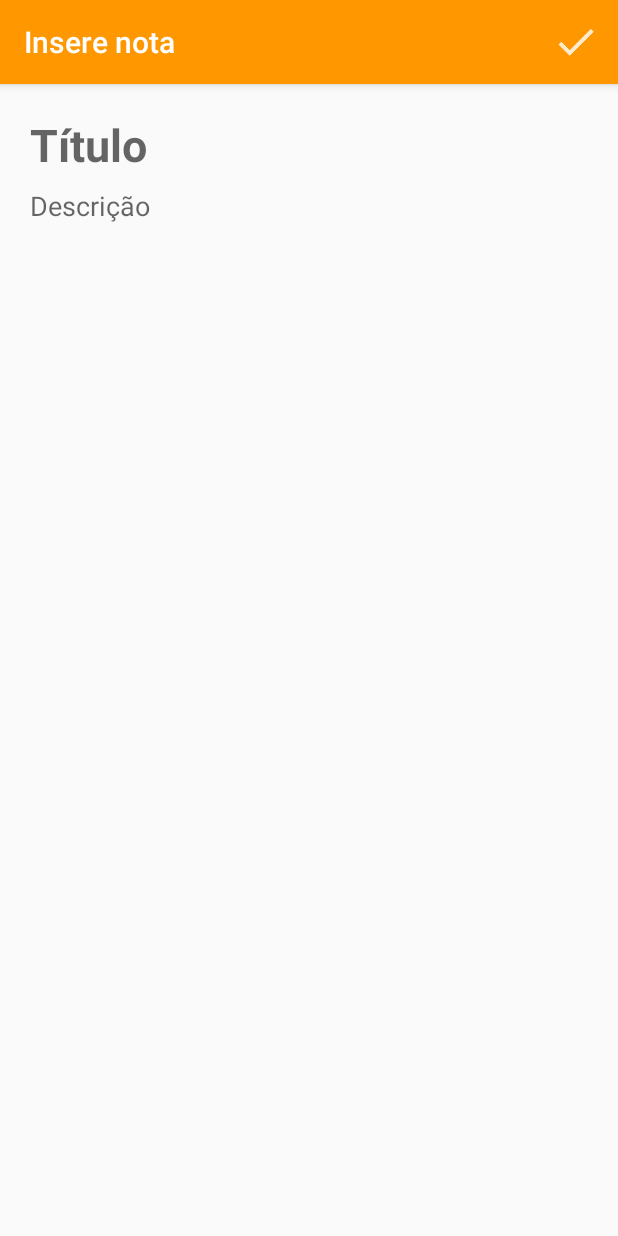
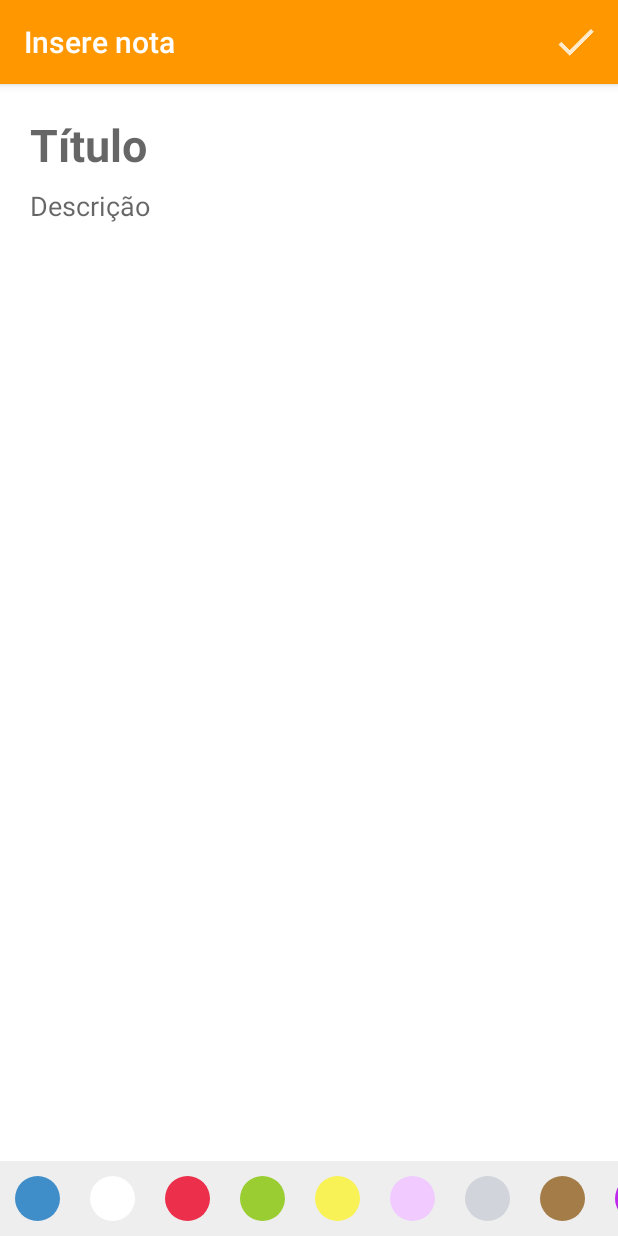
Before and after one commit to CristianUrbainski/projeto-final-formacao-android-alura, an Android app: the screen it shows after launch (FormularioNotaActivity), after a tap on "Inserir uma nota", on a phone screen of 412 x 824 dp. Run offline under Robolectric (Android 15) with nearby library versions, the phone set to English and light mode, and no system bars.

Commit message:
Funcionalidade #2 - Adicionado uma lista de cores no cadastro da nota e ajustado listagem de notas para respeitar a cor selecionada para a nota.

```diff
--- a/ceep/app/src/main/java/br/com/alura/ceep/model/Nota.java
+++ b/ceep/app/src/main/java/br/com/alura/ceep/model/Nota.java
@@ -2,22 +2,56 @@ package br.com.alura.ceep.model;
 
 import java.io.Serializable;
 
-public class Nota implements Serializable{
+import br.com.alura.ceep.ui.enumerator.ColorEnum;
 
-    private final String titulo;
-    private final String descricao;
+import androidx.annotation.NonNull;
 
-    public Nota(String titulo, String descricao) {
+public class Nota implements Serializable {
+
+    private String titulo;
+    private String descricao;
+    private ColorEnum color;
+
+    public Nota() {
+
+        this.color = ColorEnum.BRANCO;
+    }
+
+    public Nota(String titulo, String descricao, @NonNull ColorEnum color) {
+
         this.titulo = titulo;
+        this.descricao = descricao;
+        this.color = color;
+    }
+
+    public String getTitulo() {
+
+        return titulo;
+    }
+
+    public void setTitulo(String titulo) {
+
+        this.titulo = titulo;
+    }
+
+    public String getDescricao() {
+
+        return descricao;
+    }
+
+    public void setDescricao(String descricao) {
+
         this.descricao = descricao;
     }
 
-    public String getTitulo() {
-        return titulo;
+    public ColorEnum getColor() {
+
+        return color;
     }
 
-    public String getDescricao() {
-        return descricao;
+    public void setColor(ColorEnum color) {
+
+        this.color = color;
     }
 
 }
--- a/ceep/app/src/main/java/br/com/alura/ceep/ui/activity/FormularioNotaActivity.java
+++ b/ceep/app/src/main/java/br/com/alura/ceep/ui/activity/FormularioNotaActivity.java
@@ -6,29 +6,37 @@ import static br.com.alura.ceep.ui.activity.NotaActivityConstantes.POSICAO_INVAL
 
 import br.com.alura.ceep.R;
 import br.com.alura.ceep.model.Nota;
+import br.com.alura.ceep.ui.enumerator.ColorEnum;
+import br.com.alura.ceep.ui.recyclerview.adapter.ListaColorAdapter;
+import br.com.alura.ceep.ui.recyclerview.adapter.listener.OnItemClickListener;
 
 import android.app.Activity;
 import android.content.Intent;
 import android.os.Bundle;
 import android.view.Menu;
 import android.view.MenuItem;
+import android.view.View;
 import android.widget.TextView;
-import androidx.annotation.NonNull;
 import androidx.appcompat.app.AppCompatActivity;
+import androidx.recyclerview.widget.RecyclerView;
 
 public class FormularioNotaActivity extends AppCompatActivity {
 
     private int posicaoRecibida = POSICAO_INVALIDA;
+    private Nota nota;
     private TextView titulo;
     private TextView descricao;
+    private RecyclerView color;
 
     @Override
     protected void onCreate(Bundle savedInstanceState) {
 
         super.onCreate(savedInstanceState);
+
         setContentView(R.layout.activity_formulario_nota);
 
         setTitle(R.string.insere_nota);
+
         inicializaCampos();
 
         Intent dadosRecebidos = getIntent();
@@ -37,28 +45,23 @@ public class FormularioNotaActivity extends AppCompatActivity {
 
             setTitle(R.string.altera_nota);
 
-            Nota notaRecebida = (Nota) dadosRecebidos.getSerializableExtra(CHAVE_NOTA);
+            nota = (Nota) dadosRecebidos.getSerializableExtra(CHAVE_NOTA);
+
             posicaoRecibida = dadosRecebidos.getIntExtra(CHAVE_POSICAO, POSICAO_INVALIDA);
-            preencheCampos(notaRecebida);
+
+        } else {
+
+            nota = new Nota();
         }
-    }
 
-    private void preencheCampos(Nota notaRecebida) {
-
-        titulo.setText(notaRecebida.getTitulo());
-        descricao.setText(notaRecebida.getDescricao());
-    }
-
-    private void inicializaCampos() {
-
-        titulo = findViewById(R.id.formulario_nota_titulo);
-        descricao = findViewById(R.id.formulario_nota_descricao);
+        preencheCampos();
     }
 
     @Override
     public boolean onCreateOptionsMenu(Menu menu) {
 
         getMenuInflater().inflate(R.menu.menu_formulario_nota_salva, menu);
+
         return super.onCreateOptionsMenu(menu);
     }
 
@@ -66,29 +69,78 @@ public class FormularioNotaActivity extends AppCompatActivity {
     public boolean onOptionsItemSelected(MenuItem item) {
 
         if (ehMenuSalvaNota(item)) {
-            Nota notaCriada = criaNota();
-            retornaNota(notaCriada);
+
+            atualizarDadosNota();
+
+            retornaNota();
+
             finish();
         }
+
         return super.onOptionsItemSelected(item);
     }
 
-    private void retornaNota(Nota nota) {
+    private void preencheCampos() {
+
+        titulo.setText(nota.getTitulo());
+
+        descricao.setText(nota.getDescricao());
+
+        changeBackgroundColor();
+    }
+
+    private void inicializaCampos() {
+
+        titulo = findViewById(R.id.formulario_nota_titulo);
+        descricao = findViewById(R.id.formulario_nota_descricao);
+        color = findViewById(R.id.formulario_nota_color);
+
+        configuraColorRecyclerView();
+    }
+
+    private void configuraColorRecyclerView() {
+
+        final ListaColorAdapter coresAdapter = new ListaColorAdapter(this);
+
+        coresAdapter.setOnItemClickListener(new OnItemClickListener<ColorEnum>() {
+            @Override
+            public void onItemClick(ColorEnum colorEnum, int posicao) {
+
+                nota.setColor(colorEnum);
+
+                changeBackgroundColor();
+            }
+        });
+
+        color.setAdapter(coresAdapter);
+    }
+
+    private void retornaNota() {
 
         Intent resultadoInsercao = new Intent();
         resultadoInsercao.putExtra(CHAVE_NOTA, nota);
         resultadoInsercao.putExtra(CHAVE_POSICAO, posicaoRecibida);
+
         setResult(Activity.RESULT_OK, resultadoInsercao);
     }
 
-    @NonNull
-    private Nota criaNota() {
+    private void changeBackgroundColor() {
 
-        return new Nota(titulo.getText().toString(), descricao.getText().toString());
+        View rootView = getWindow().getDecorView().getRootView();
+
+        rootView.setBackgroundColor(getResources().getColor(nota.getColor().getColorRes()));
+    }
+
+    private void atualizarDadosNota() {
+
+        nota.setTitulo(titulo.getText().toString());
+
+        nota.setDescricao(descricao.getText().toString());
     }
 
     private boolean ehMenuSalvaNota(MenuItem item) {
 
         return item.getItemId() == R.id.menu_formulario_nota_ic_salva;
     }
+
 }
--- a/ceep/app/src/main/java/br/com/alura/ceep/ui/activity/ListaNotasActivity.java
+++ b/ceep/app/src/main/java/br/com/alura/ceep/ui/activity/ListaNotasActivity.java
@@ -11,10 +11,10 @@ import java.util.List;
 import br.com.alura.ceep.R;
 import br.com.alura.ceep.dao.NotaDAO;
 import br.com.alura.ceep.model.Nota;
+import br.com.alura.ceep.ui.enumerator.ListaNotasViewLayoutEnum;
 import br.com.alura.ceep.ui.recyclerview.adapter.ListaNotasAdapter;
 import br.com.alura.ceep.ui.recyclerview.adapter.listener.OnItemClickListener;
 import br.com.alura.ceep.ui.recyclerview.helper.callback.NotaItemTouchHelperCallback;
-import br.com.alura.ceep.ui.enumerator.ListaNotasViewLayoutEnum;
 import br.com.alura.ceep.util.PreferencesUtil;
 
 import android.app.Activity;
@@ -246,7 +246,7 @@ public class ListaNotasActivity extends AppCompatActivity {
     private void configuraAdapter(List<Nota> todasNotas, RecyclerView listaNotas) {
 
         adapter = new ListaNotasAdapter(this, todasNotas);
-        adapter.setOnItemClickListener(new OnItemClickListener() {
+        adapter.setOnItemClickListener(new OnItemClickListener<Nota>() {
             @Override
             public void onItemClick(Nota nota, int posicao) {
 
--- /dev/null
+++ b/ceep/app/src/main/java/br/com/alura/ceep/ui/enumerator/ColorEnum.java
@@ -0,0 +1,34 @@
+package br.com.alura.ceep.ui.enumerator;
+
+import br.com.alura.ceep.R;
+
+import androidx.annotation.ColorRes;
+
+/**
+ * @author Cristian Urbainski
+ * @since 1.0 (02/06/21)
+ */
+public enum ColorEnum {
+    AZUL(R.color.colorBackgroundNotaAzul),
+    BRANCO(R.color.colorBackgroundNotaBranco),
+    VERMELHO(R.color.colorBackgroundNotaVermelho),
+    VERDE(R.color.colorBackgroundNotaVerde),
+    AMARELO(R.color.colorBackgroundNotaAmarelo),
+    LILAS(R.color.colorBackgroundNotaLilas),
+    CINZA(R.color.colorBackgroundNotaCinza),
+    MARROM(R.color.colorBackgroundNotaMarrom),
+    ROXO(R.color.colorBackgroundNotaRoxo);
+
+    ColorEnum(@ColorRes int colorRes) {
+
+        this.colorRes = colorRes;
+    }
+
+    private final int colorRes;
+
+    public int getColorRes() {
+
+        return colorRes;
+    }
+
+}
--- /dev/null
+++ b/ceep/app/src/main/java/br/com/alura/ceep/ui/recyclerview/adapter/ListaColorAdapter.java
@@ -0,0 +1,106 @@
+package br.com.alura.ceep.ui.recyclerview.adapter;
+
+import java.util.Arrays;
+import java.util.List;
+
+import br.com.alura.ceep.R;
+import br.com.alura.ceep.ui.enumerator.ColorEnum;
+import br.com.alura.ceep.ui.recyclerview.adapter.ListaColorAdapter.ViewHolder;
+import br.com.alura.ceep.ui.recyclerview.adapter.listener.OnItemClickListener;
+
+import android.content.Context;
+import android.graphics.drawable.Drawable;
+import android.view.LayoutInflater;
+import android.view.View;
+import android.view.View.OnClickListener;
+import android.view.ViewGroup;
+import androidx.annotation.NonNull;
+import androidx.core.content.ContextCompat;
+import androidx.core.graphics.drawable.DrawableCompat;
+import androidx.recyclerview.widget.RecyclerView;
+
+/**
+ * @author Cristian Urbainski
+ * @since 1.0 (01/06/21)
+ */
+public class ListaColorAdapter extends RecyclerView.Adapter<ViewHolder> {
+
+    private final List<ColorEnum> listaColor = Arrays.asList(ColorEnum.values());
+    private final LayoutInflater inflater;
+    private final Context context;
+    private OnItemClickListener<ColorEnum> onItemClickListener;
+
+    public ListaColorAdapter(Context context) {
+
+        this.context = context;
+        this.inflater = LayoutInflater.from(context);
+    }
+
+    public void setOnItemClickListener(OnItemClickListener<ColorEnum> onItemClickListener) {
+
+        this.onItemClickListener = onItemClickListener;
+    }
+
+    @NonNull
+    @Override
+    public ViewHolder onCreateViewHolder(@NonNull ViewGroup parent, int viewType) {
+
+        View view = inflater.inflate(R.layout.item_color, parent, false);
+        return new ViewHolder(view);
+    }
+
+    @Override
+    public void onBindViewHolder(@NonNull ViewHolder holder, int position) {
+
+        ColorEnum colorEnum = listaColor.get(position);
+        holder.bind(colorEnum);
+    }
+
+    @Override
+    public int getItemCount() {
+
+        return listaColor.size();
+    }
+
+    public class ViewHolder extends RecyclerView.ViewHolder {
+
+        private final View itemCorCirculo;
+        private ColorEnum colorEnum;
+
+        public ViewHolder(View view) {
+
+            super(view);
+
+            itemCorCirculo = view.findViewById(R.id.item_cor_circulo);
+        }
+
+        public void bind(final ColorEnum colorEnum) {
+
+            this.colorEnum = colorEnum;
+
+            preencheCampos();
+        }
+
+        private void preencheCampos() {
+
+            Drawable wrapDrawable = DrawableCompat.wrap(itemCorCirculo.getBackground());
+
+            DrawableCompat.setTint(wrapDrawable, ContextCompat.getColor(context, colorEnum.getColorRes()));
+
+            itemCorCirculo.setOnClickListener(new OnClickListener() {
+                @Override
+                public void onClick(View v) {
+
+                    if (onItemClickListener == null) {
+
+                        return;
+                    }
+
+                    onItemClickListener.onItemClick(colorEnum, getBindingAdapterPosition());
+                }
+            });
+        }
+
+    }
+
+}
--- a/ceep/app/src/main/java/br/com/alura/ceep/ui/recyclerview/adapter/ListaNotasAdapter.java
+++ b/ceep/app/src/main/java/br/com/alura/ceep/ui/recyclerview/adapter/ListaNotasAdapter.java
@@ -1,13 +1,4 @@
 package br.com.alura.ceep.ui.recyclerview.adapter;
-
-import android.content.Context;
-import androidx.recyclerview.widget.RecyclerView;
-
-import android.view.LayoutInflater;
-import android.view.View;
-import android.view.ViewGroup;
-import android.widget.TextView;
-import android.widget.Toast;
 
 import java.util.Collections;
 import java.util.List;
@@ -16,50 +7,75 @@ import br.com.alura.ceep.R;
 import br.com.alura.ceep.model.Nota;
 import br.com.alura.ceep.ui.recyclerview.adapter.listener.OnItemClickListener;
 
+import android.content.Context;
+import android.view.LayoutInflater;
+import android.view.View;
+import android.view.ViewGroup;
+import android.widget.TextView;
+import androidx.annotation.NonNull;
+import androidx.constraintlayout.widget.ConstraintLayout;
+import androidx.recyclerview.widget.RecyclerView;
+
 public class ListaNotasAdapter extends RecyclerView.Adapter<ListaNotasAdapter.NotaViewHolder> {
 
     private final List<Nota> notas;
     private final Context context;
-    private OnItemClickListener onItemClickListener;
+    private final LayoutInflater inflater;
+    private OnItemClickListener<Nota> onItemClickListener;
 
     public ListaNotasAdapter(Context context, List<Nota> notas) {
+
         this.context = context;
         this.notas = notas;
+        this.inflater = LayoutInflater.from(context);
     }
 
-    public void setOnItemClickListener(OnItemClickListener onItemClickListener) {
+    public void setOnItemClickListener(OnItemClickListener<Nota> onItemClickListener) {
+
         this.onItemClickListener = onItemClickListener;
     }
 
     @Override
-    public ListaNotasAdapter.NotaViewHolder onCreateViewHolder(ViewGroup parent, int viewType) {
-        View viewCriada = LayoutInflater.from(context)
-                .inflate(R.layout.item_nota, parent, false);
+    @NonNull
+    public ListaNotasAdapter.NotaViewHolder onCreateViewHolder(@NonNull ViewGroup parent, int viewType) {
+
+        View viewCriada = inflater.inflate(R.layout.item_nota, parent, false);
         return new NotaViewHolder(viewCriada);
     }
 
     @Override
     public void onBindViewHolder(ListaNotasAdapter.NotaViewHolder holder, int position) {
+
         Nota nota = notas.get(position);
         holder.vincula(nota);
     }
 
     @Override
     public int getItemCount() {
+
         return notas.size();
     }
 
+    public void adiciona(Nota nota) {
+
+        notas.add(nota);
+        notifyDataSetChanged();
+    }
+
     public void altera(int posicao, Nota nota) {
+
         notas.set(posicao, nota);
         notifyDataSetChanged();
     }
 
     public void remove(int posicao) {
+
         notas.remove(posicao);
         notifyItemRemoved(posicao);
     }
 
     public void troca(int posicaoInicial, int posicaoFinal) {
+
         Collections.swap(notas, posicaoInicial, posicaoFinal);
         notifyItemMoved(posicaoInicial, posicaoFinal);
     }
@@ -68,34 +84,41 @@ public class ListaNotasAdapter extends RecyclerView.Adapter<ListaNotasAdapter.No
 
         private final TextView titulo;
         private final TextView descricao;
+        private final ConstraintLayout constraintLayout;
         private Nota nota;
 
         public NotaViewHolder(View itemView) {
+
             super(itemView);
+
             titulo = itemView.findViewById(R.id.item_nota_titulo);
             descricao = itemView.findViewById(R.id.item_nota_descricao);
+            constraintLayout = itemView.findViewById(R.id.item_nota_constraint_layout);
+
             itemView.setOnClickListener(new View.OnClickListener() {
                 @Override
                 public void onClick(View view) {
-                    onItemClickListener.onItemClick(nota, getAdapterPosition());
+
+                    onItemClickListener.onItemClick(nota, getBindingAdapterPosition());
                 }
             });
         }
 
         public void vincula(Nota nota) {
+
             this.nota = nota;
-            preencheCampo(nota);
+
+            preencheCampos();
         }
 
-        private void preencheCampo(Nota nota) {
+        private void preencheCampos() {
+
             titulo.setText(nota.getTitulo());
+
             descricao.setText(nota.getDescricao());
+
+            constraintLayout.setBackgroundColor(context.getResources().getColor(nota.getColor().getColorRes()));
         }
     }
 
-    public void adiciona(Nota nota) {
-        notas.add(nota);
-        notifyDataSetChanged();
-    }
-
 }
--- a/ceep/app/src/main/java/br/com/alura/ceep/ui/recyclerview/adapter/listener/OnItemClickListener.java
+++ b/ceep/app/src/main/java/br/com/alura/ceep/ui/recyclerview/adapter/listener/OnItemClickListener.java
@@ -1,8 +1,6 @@
 package br.com.alura.ceep.ui.recyclerview.adapter.listener;
 
-import br.com.alura.ceep.model.Nota;
+public interface OnItemClickListener<T> {
 
-public interface OnItemClickListener {
-
-    void onItemClick(Nota nota, int posicao);
+    void onItemClick(T obj, int posicao);
 }
--- /dev/null
+++ b/ceep/app/src/main/res/drawable/item_color_circulo.xml
@@ -0,0 +1,4 @@
+<?xml version="1.0" encoding="utf-8"?>
+<shape xmlns:android="http://schemas.android.com/apk/res/android" android:shape="oval">
+    <size android:width="30dp" android:height="30dp"/>
+</shape>
--- a/ceep/app/src/main/res/layout/activity_formulario_nota.xml
+++ b/ceep/app/src/main/res/layout/activity_formulario_nota.xml
@@ -1,6 +1,7 @@
 <?xml version="1.0" encoding="utf-8"?>
 <androidx.constraintlayout.widget.ConstraintLayout xmlns:android="http://schemas.android.com/apk/res/android"
     xmlns:app="http://schemas.android.com/apk/res-auto"
+    xmlns:tools="http://schemas.android.com/tools"
     android:layout_width="match_parent"
     android:layout_height="match_parent">
 
@@ -26,9 +27,23 @@
         android:background="@android:color/transparent"
         android:hint="@string/descricao"
         android:gravity="top"
-        app:layout_constraintBottom_toBottomOf="parent"
+        app:layout_constraintBottom_toTopOf="@id/formulario_nota_color"
         app:layout_constraintEnd_toEndOf="@id/formulario_nota_titulo"
         app:layout_constraintStart_toStartOf="@id/formulario_nota_titulo"
         app:layout_constraintTop_toBottomOf="@id/formulario_nota_titulo" />
 
+    <androidx.recyclerview.widget.RecyclerView
+            android:id="@+id/formulario_nota_color"
+            android:layout_width="0dp"
+            android:layout_height="50dp"
+            android:orientation="horizontal"
+            app:layoutManager="androidx.recyclerview.widget.LinearLayoutManager"
+            android:background="@color/colorBackgroundColorRecyclerView"
+            android:backgroundTint="@color/colorBackgroundColorRecyclerView"
+            app:layout_constraintBottom_toBottomOf="parent"
+            app:layout_constraintEnd_toEndOf="parent"
+            app:layout_constraintStart_toStartOf="parent"
+            tools:listitem="@layout/item_color"
+            tools:itemCount="9"/>
+
 </androidx.constraintlayout.widget.ConstraintLayout>
--- /dev/null
+++ b/ceep/app/src/main/res/layout/item_color.xml
@@ -0,0 +1,21 @@
+<?xml version="1.0" encoding="utf-8"?>
+<androidx.constraintlayout.widget.ConstraintLayout
+        xmlns:android="http://schemas.android.com/apk/res/android"
+        xmlns:app="http://schemas.android.com/apk/res-auto"
+        xmlns:tools="http://schemas.android.com/tools"
+        android:layout_width="wrap_content"
+        android:layout_height="wrap_content">
+
+    <View
+            android:id="@+id/item_cor_circulo"
+            android:layout_width="30dp"
+            android:layout_height="30dp"
+            android:layout_margin="10dp"
+            android:background="@drawable/item_color_circulo"
+            app:layout_constraintStart_toStartOf="parent"
+            app:layout_constraintEnd_toEndOf="parent"
+            app:layout_constraintTop_toTopOf="parent"
+            app:layout_constraintBottom_toBottomOf="parent"
+            tools:backgroundTint="@color/colorBackgroundNotaAzul"/>
+
+</androidx.constraintlayout.widget.ConstraintLayout>
--- a/ceep/app/src/main/res/layout/item_nota.xml
+++ b/ceep/app/src/main/res/layout/item_nota.xml
@@ -8,8 +8,9 @@
     android:layout_margin="5dp">
 
     <androidx.constraintlayout.widget.ConstraintLayout
-        android:layout_width="match_parent"
-        android:layout_height="match_parent">
+            android:id="@+id/item_nota_constraint_layout"
+            android:layout_width="match_parent"
+            android:layout_height="match_parent">
 
         <TextView
             android:id="@+id/item_nota_titulo"
--- a/ceep/app/src/main/res/values/colors.xml
+++ b/ceep/app/src/main/res/values/colors.xml
@@ -3,4 +3,14 @@
     <color name="colorPrimary">#ff9800</color>
     <color name="colorPrimaryDark">#c66900</color>
     <color name="colorAccent">#000000</color>
+    <color name="colorBackgroundColorRecyclerView">#eeeeee</color>
+    <color name="colorBackgroundNotaAzul">#408EC9</color>
+    <color name="colorBackgroundNotaBranco">#FFFFFF</color>
+    <color name="colorBackgroundNotaVermelho">#EC2F4B</color>
+    <color name="colorBackgroundNotaVerde">#9ACD32</color>
+    <color name="colorBackgroundNotaAmarelo">#F9F256</color>
+    <color name="colorBackgroundNotaLilas">#F1CBFF</color>
+    <color name="colorBackgroundNotaCinza">#D2D4DC</color>
+    <color name="colorBackgroundNotaMarrom">#A47C48</color>
+    <color name="colorBackgroundNotaRoxo">#BE29EC</color>
 </resources>
```
